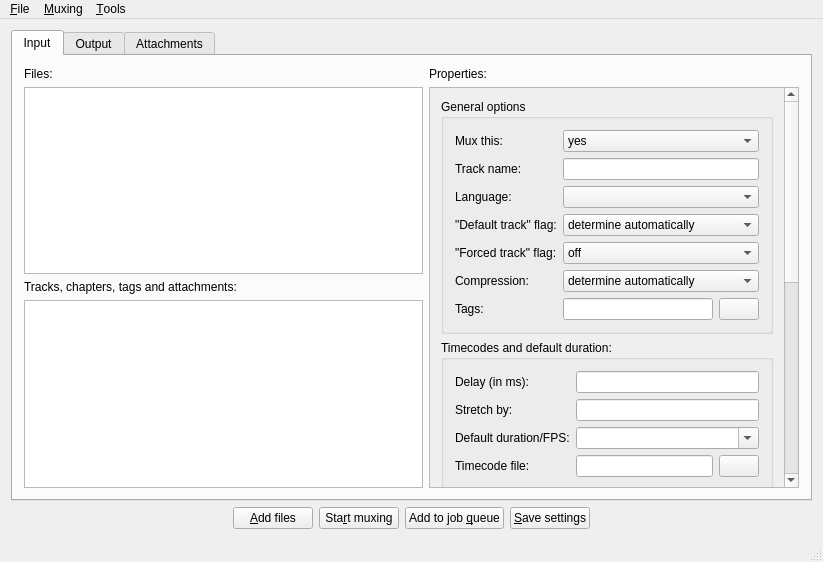
This is src/mkvtoolnix-gui/forms/main_window.ui in nmaier/mkvtoolnix as Qt 5 draws it before an edit. The edited form follows.
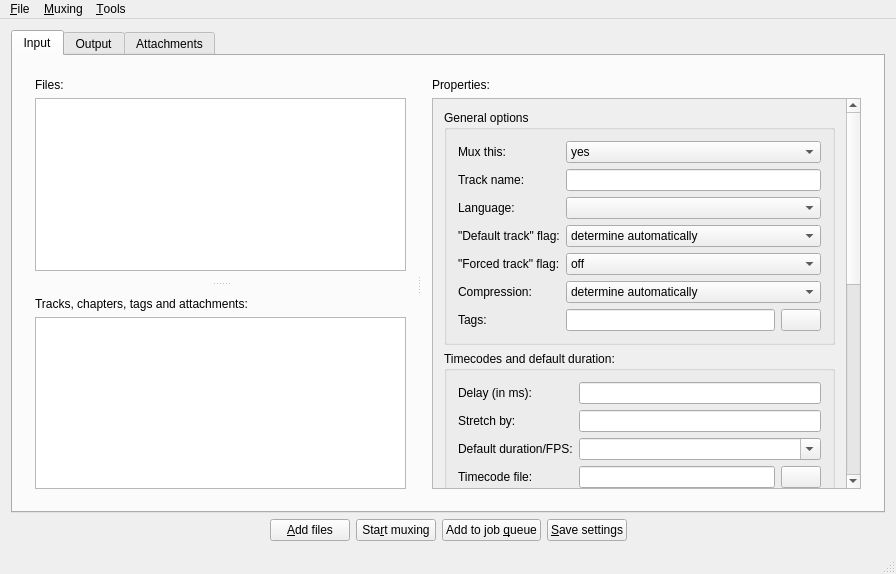
This is the edited form. Icons and pictures are not drawn.

Commit message: Signals & slots for the "output" tab; use splitters on input/output tabs

What changed in the file:
```diff
--- a/src/mkvtoolnix-gui/forms/main_window.ui
+++ b/src/mkvtoolnix-gui/forms/main_window.ui
@@ -6,7 +6,7 @@
    <rect>
     <x>0</x>
     <y>0</y>
-    <width>823</width>
+    <width>850</width>
     <height>562</height>
    </rect>
   </property>
@@ -29,7 +29,22 @@
        </attribute>
        <layout class="QHBoxLayout" name="horizontalLayout_2">
         <item>
-         <layout class="QVBoxLayout" name="verticalLayout">
+         <widget class="QSplitter" name="inputSplitter">
+          <property name="orientation">
+           <enum>Qt::Horizontal</enum>
+          </property>
+          <property name="childrenCollapsible">
+           <bool>false</bool>
+          </property>
+          <widget class="QSplitter" name="filesTracksSplitter">
+           <property name="orientation">
+            <enum>Qt::Vertical</enum>
+           </property>
+           <property name="childrenCollapsible">
+            <bool>false</bool>
+           </property>
+           <widget class="QWidget" name="">
+            <layout class="QVBoxLayout" name="verticalLayout_5">
           <item>
            <widget class="QLabel" name="filesLabel">
             <property name="text">
@@ -42,6 +57,12 @@
           </item>
           <item>
            <widget class="QTreeView" name="files">
+               <property name="minimumSize">
+                <size>
+                 <width>370</width>
+                 <height>0</height>
+                </size>
+               </property>
             <property name="contextMenuPolicy">
              <enum>Qt::CustomContextMenu</enum>
             </property>
@@ -53,6 +74,10 @@
             </property>
            </widget>
           </item>
+            </layout>
+           </widget>
+           <widget class="QWidget" name="">
+            <layout class="QVBoxLayout" name="verticalLayout">
           <item>
            <widget class="QLabel" name="tracksLabel">
             <property name="text">
@@ -74,8 +99,9 @@
            </widget>
           </item>
          </layout>
-        </item>
-        <item>
+           </widget>
+          </widget>
+          <widget class="QWidget" name="">
          <layout class="QVBoxLayout" name="verticalLayout_4">
           <item>
            <widget class="QLabel" name="label_3">
@@ -86,24 +112,12 @@
           </item>
           <item>
            <widget class="QScrollArea" name="scrollArea">
-            <property name="sizePolicy">
-             <sizepolicy hsizetype="Maximum" vsizetype="Expanding">
-              <horstretch>0</horstretch>
-              <verstretch>0</verstretch>
-             </sizepolicy>
-            </property>
             <property name="minimumSize">
              <size>
               <width>370</width>
               <height>0</height>
              </size>
             </property>
-            <property name="maximumSize">
-             <size>
-              <width>370</width>
-              <height>16777215</height>
-             </size>
-            </property>
             <property name="verticalScrollBarPolicy">
              <enum>Qt::ScrollBarAsNeeded</enum>
             </property>
@@ -117,8 +131,8 @@
              <property name="geometry">
               <rect>
                <x>0</x>
-               <y>-372</y>
-               <width>350</width>
+                 <y>0</y>
+                 <width>406</width>
                <height>789</height>
               </rect>
              </property>
@@ -692,6 +706,8 @@
            </widget>
           </item>
          </layout>
+          </widget>
+         </widget>
         </item>
        </layout>
       </widget>
@@ -699,8 +715,16 @@
        <attribute name="title">
         <string>Output</string>
        </attribute>
-       <layout class="QHBoxLayout" name="horizontalLayout_18">
+       <layout class="QVBoxLayout" name="verticalLayout_3">
         <item>
+         <widget class="QSplitter" name="outputSplitter">
+          <property name="orientation">
+           <enum>Qt::Horizontal</enum>
+          </property>
+          <property name="childrenCollapsible">
+           <bool>false</bool>
+          </property>
+          <widget class="QWidget" name="">
          <layout class="QVBoxLayout" name="verticalLayout_7">
           <item>
            <widget class="QGroupBox" name="generalBox">
@@ -810,6 +834,12 @@
           </item>
           <item>
            <widget class="QGroupBox" name="splittingBox">
+              <property name="minimumSize">
+               <size>
+                <width>400</width>
+                <height>0</height>
+               </size>
+              </property>
             <property name="title">
              <string>Splitting</string>
             </property>
@@ -942,7 +972,11 @@
               </widget>
              </item>
              <item row="6" column="1">
-              <widget class="QSpinBox" name="splitMaxFiles"/>
+                <widget class="QSpinBox" name="splitMaxFiles">
+                 <property name="specialValueText">
+                  <string>unlimited</string>
+                 </property>
+                </widget>
              </item>
              <item row="7" column="0">
               <widget class="QCheckBox" name="linkFiles">
@@ -961,15 +995,15 @@
             </property>
             <property name="sizeHint" stdset="0">
              <size>
-              <width>20</width>
-              <height>40</height>
+                <width>384</width>
+                <height>13</height>
              </size>
             </property>
            </spacer>
           </item>
          </layout>
-        </item>
-        <item>
+          </widget>
+          <widget class="QWidget" name="">
          <layout class="QVBoxLayout" name="verticalLayout_8">
           <item>
            <widget class="QGroupBox" name="fileSegmentLinkingBox">
@@ -1021,6 +1055,12 @@
           </item>
           <item>
            <widget class="QGroupBox" name="chaptersBox">
+              <property name="minimumSize">
+               <size>
+                <width>400</width>
+                <height>0</height>
+               </size>
+              </property>
             <property name="title">
              <string>Chapters</string>
             </property>
@@ -1149,6 +1189,8 @@
            </spacer>
           </item>
          </layout>
+          </widget>
+         </widget>
         </item>
        </layout>
       </widget>
@@ -1264,7 +1306,7 @@
     <rect>
      <x>0</x>
      <y>0</y>
-     <width>823</width>
+     <width>850</width>
      <height>24</height>
     </rect>
    </property>
```
Left out of the diff: 629 changed lines with no effect on the pictures. Lines whose indentation alone changed are shown as unchanged. The commit also changes 4 other files.
